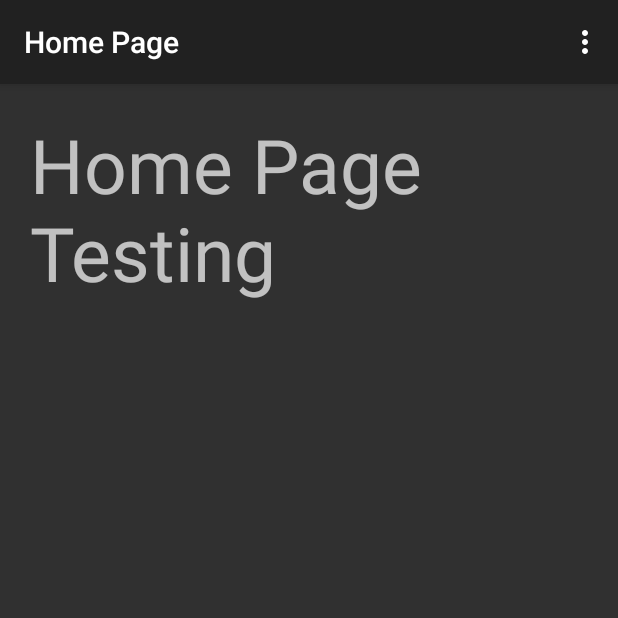
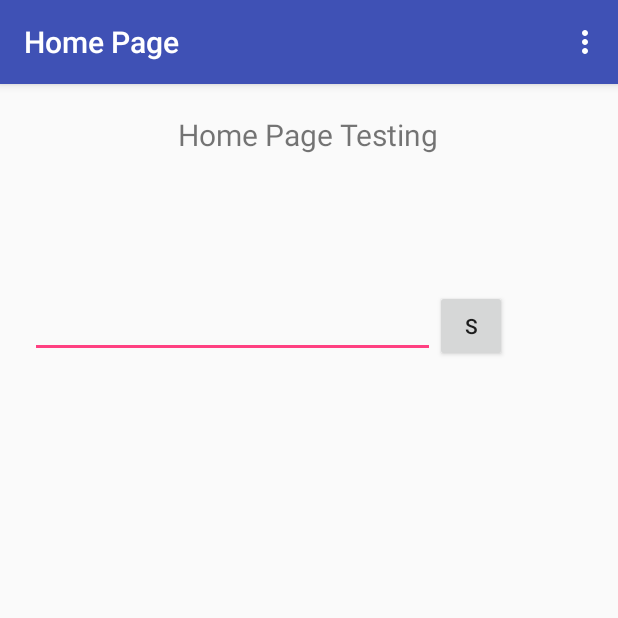
Before and after one commit to Francid/EventLocation-App, an Android app: the screen it shows after launch (MainActivity), after a tap on "NEXT", on a phone screen of 412 x 824 dp, the top half of it. Run offline under Robolectric (Android 15) with nearby library versions, the phone set to English and light mode, and no system bars; libraries missing offline, so code that uses them is left out: com.loopj.android, cz.msebera.android.

```diff
--- a/app/build.gradle
+++ b/app/build.gradle
@@ -29,4 +29,5 @@ dependencies {
     compile 'com.google.android.gms:play-services-maps:8.3.0'
     compile 'com.loopj.android:android-async-http:1.4.9'
     compile 'org.immutables:gson:2.1.0'
+    compile "com.squareup.picasso:picasso:2.4.0"
 }
--- a/app/src/main/AndroidManifest.xml
+++ b/app/src/main/AndroidManifest.xml
@@ -16,7 +16,7 @@
         android:icon="@mipmap/ic_launcher"
         android:label="@string/app_name"
         android:supportsRtl="true"
-        android:theme="@style/Theme.AppCompat" >
+        android:theme="@style/AppTheme" >
 
         <meta-data
             android:name="com.google.android.gms.version"
--- a/app/src/main/java/com/example/franchez/myswipe/WelcomePage_Activity.java
+++ b/app/src/main/java/com/example/franchez/myswipe/WelcomePage_Activity.java
@@ -24,7 +24,11 @@ import com.google.android.gms.common.api.GoogleApiClient;
 import com.google.android.gms.location.LocationServices;
 import com.google.android.gms.common.api.GoogleApiClient.ConnectionCallbacks;
 import com.google.android.gms.common.api.GoogleApiClient.OnConnectionFailedListener;
+import com.google.gson.Gson;
+import com.loopj.android.http.AsyncHttpClient;
+import com.loopj.android.http.AsyncHttpResponseHandler;
 
+import java.io.IOException;
 import java.util.List;
 import java.util.Locale;
 
@@ -41,6 +45,18 @@ public class WelcomePage_Activity extends AppCompatActivity
     private static final String TAG = WelcomePage_Activity.class.getSimpleName();
     private GoogleApiClient mGoogleApiClient;
     private Location userLocation;
+
+    Gson gson;
+    AsyncHttpClient client;
+    EventBrite_Class eventBrite_class;
+    List<EventBrite_Class.EventsEntity> cEvent;
+    String venueUrl= null;
+    String venueId = null;
+    EventBrite_Venue_Class  eventVenueClass;
+    String categoryUrl = null;
+    EventBrite_Category_Class eventCategoryClass;
+    List<EventBrite_Category_Class.CategoriesEntity> categoryEntity;
+    Database_Class db;
 
     @Override
     protected void onCreate(Bundle savedInstanceState) {
@@ -61,11 +77,96 @@ public class WelcomePage_Activity extends AppCompatActivity
         Toast.makeText(this,"Events row count: " + rowCount, Toast.LENGTH_LONG).show();*/
 
         /*Start The Background Process*/
-        /*Intent bIntent = new Intent(Intent.ACTION_SYNC,null,this,BackgroudRun_Service.class);
-        startService(bIntent);*/
+//        Intent bIntent = new Intent(Intent.ACTION_SYNC,null,this,BackgroudRun_Service.class);
+//        startService(bIntent);
+
+        /*client = new AsyncHttpClient();
+        db = new Database_Class(this);
+
+        try {
+            categoryHandler();
+            eventHandler();
+        }catch (Exception e){
+        }*/
+    }
+
+    //===============================================================================================================
+    private void eventHandler()throws IOException {
+        //Get The Events from the EventBrite API Using the Loopj to make an HTTP Get request
+
+        Log.i("MY Background","Service Started");
+        String url= "https://www.eventbriteapi.com/v3/events/search/?location.latitude=43.7858101&location.longitude=-79.2272541&start_date.keyword=next_month&token=5EVVG7JA2ON7UFJKMTY3";
+        client.get(url, new AsyncHttpResponseHandler() {
+            @Override
+            public void onSuccess(int statusCode, Header[] headers, byte[] responseBody) {
+                String eventString = new String(responseBody);
+                gson = new Gson();
+                eventBrite_class = gson.fromJson(eventString, EventBrite_Class.class);
+                cEvent = eventBrite_class.getEvents();
+
+                for (EventBrite_Class.EventsEntity item : cEvent) {
+                    venueId = item.getVenue_id();
+                    venueHandler(venueId);
+                    db.insertEvents(item);
+                }
+            }
+            @Override
+            public void onFailure(int statusCode, Header[] headers, byte[] responseBody, Throwable error) {
+            }
+        });
+    }
+
+    private void venueHandler(String id){
+
+        Log.i("VENUE_HANDLER","Starting the Venue HTTP Get Request ......");
+        //Using the Loopj to make an HTTP Get request
+
+        venueUrl = "https://www.eventbriteapi.com/v3/venues/"+ id + "/?token=I7YWVEEWKICBN26PI5ES";
+        client.get(venueUrl, new AsyncHttpResponseHandler() {
+            @Override
+            public void onSuccess(int statusCode, Header[] headers, byte[] responseBody) {
+                String venueStr = new String(responseBody);
+                gson = new Gson();
+                eventVenueClass = gson.fromJson(venueStr, EventBrite_Venue_Class.class);
+                db.insertLocation(eventVenueClass);
+                System.out.print("Completed the Venue request");
+            }
+
+            @Override
+            public void onFailure(int statusCode, Header[] headers, byte[] responseBody, Throwable error) {
+
+            }
+        });
+        Log.i("VENUE_HANDLER", "Finish the Venue Handler and Data Insert............");
     }
 
 
+    private void categoryHandler() throws IOException{
+
+        Log.i("CATEGORY_Handler", "Starting Category HTTP Get request......");
+        //Using the Loopj to make an HTTP Get request
+
+        categoryUrl = "https://www.eventbriteapi.com/v3/categories/?token=I7YWVEEWKICBN26PI5ES";
+        client.get(categoryUrl, new AsyncHttpResponseHandler() {
+            @Override
+            public void onSuccess(int statusCode, Header[] headers, byte[] responseBody) {
+                String categoryStr = new String(responseBody);
+                gson = new Gson();
+                eventCategoryClass = gson.fromJson(categoryStr,EventBrite_Category_Class.class);
+                categoryEntity = eventCategoryClass.getCategories();
+                for (EventBrite_Category_Class.CategoriesEntity item: categoryEntity) {
+                    db.insertCategory(item);
+                }
+            }
+            @Override
+            public void onFailure(int statusCode, Header[] headers, byte[] responseBody, Throwable error) {
+            }
+        });
+
+        Log.i("CATEGORY_Handler", "Finish Category Handler and Data Insert.....");
+    }
+
+    //=================================================================================================================
     /* 1. Create Google API Client object
 * */
     protected synchronized void buildApiClient() {
--- a/app/src/main/res/layout/activity_welcomepage.xml
+++ b/app/src/main/res/layout/activity_welcomepage.xml
@@ -1,7 +1,8 @@
 <?xml version="1.0" encoding="utf-8"?>
 <LinearLayout xmlns:android="http://schemas.android.com/apk/res/android"
-    android:orientation="vertical" android:layout_width="match_parent"
-    android:layout_height="match_parent">
+    android:layout_width="match_parent"
+    android:layout_height="match_parent"
+    android:orientation="vertical">
 
     <LinearLayout
         android:orientation="vertical"
--- a/app/src/main/res/layout/fragment_home.xml
+++ b/app/src/main/res/layout/fragment_home.xml
@@ -9,6 +9,31 @@
         android:id="@+id/textView"
         android:layout_width="wrap_content"
         android:layout_height="wrap_content"
-        android:textSize="50sp"/>
+        android:layout_gravity="center"
+        android:paddingBottom="90dp"
+        android:textSize="20sp"/>
+
+    <TableRow
+        android:layout_width="match_parent"
+        android:layout_height="wrap_content">
+
+        <EditText
+            android:layout_width="270dp"
+            android:layout_height="wrap_content"
+            android:id="@+id/editText" />
+
+        <Button
+            style="?android:attr/buttonStyleSmall"
+            android:layout_width="wrap_content"
+            android:layout_height="wrap_content"
+            android:text="S"
+            android:id="@+id/button2" />
+    </TableRow>
+
+    <ListView
+        android:layout_width="match_parent"
+        android:layout_height="wrap_content"
+        android:id="@+id/listView"
+        android:layout_gravity="center_horizontal" />
 
 </LinearLayout>
```
Also changed, not shown: app/src/main/java/com/example/franchez/myswipe/BackgroudRun_Service.java (+94 -18 lines), app/src/main/java/com/example/franchez/myswipe/Database_Class.java (+133 -6 lines), app/src/main/java/com/example/franchez/myswipe/Fragment_AllTab.java (+21 -8 lines), app/src/main/java/com/example/franchez/myswipe/Fragment_SavedEventsTab.java (+61 -1 lines), app/src/main/res/layout/navigation_fragment.xml (+16 -11 lines), 1 other file.
